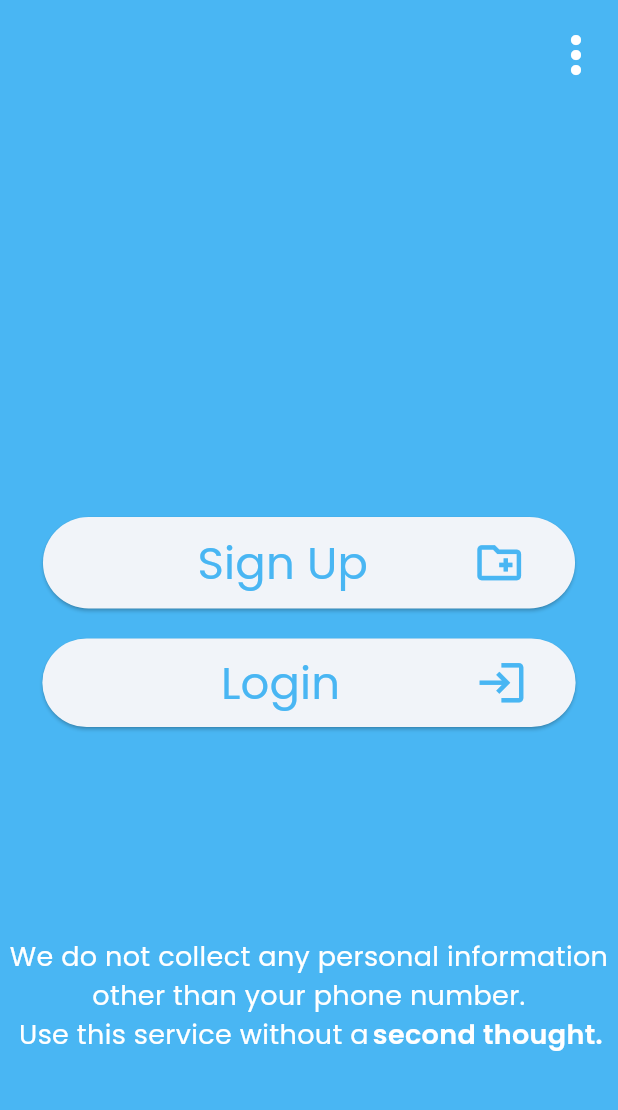
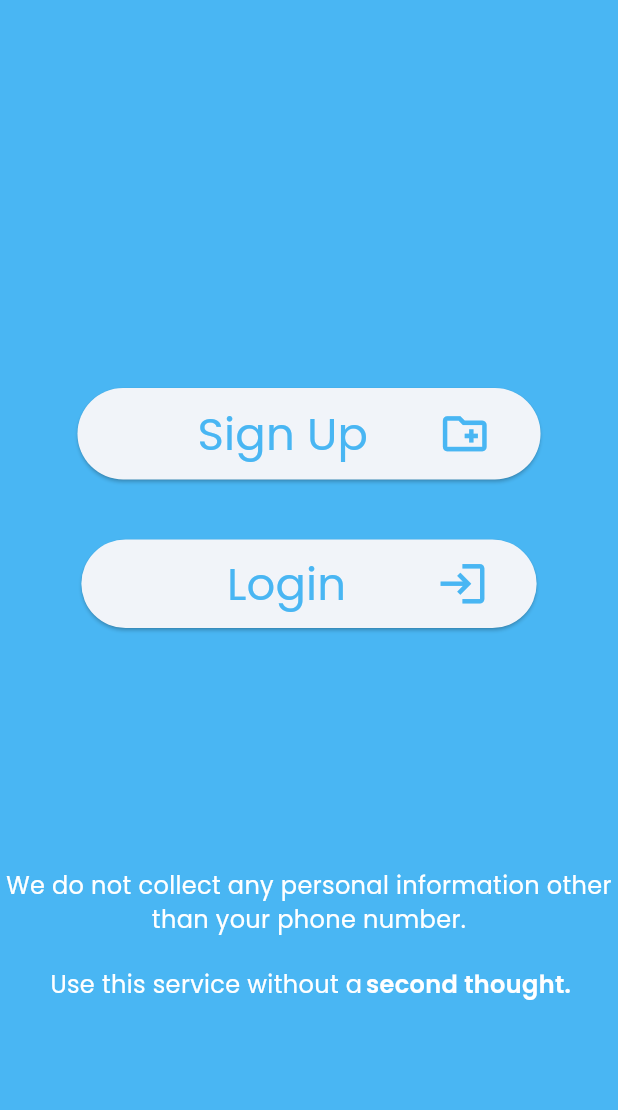
Before and after one commit to NewTab-Technnologies/Ride-Bhaiya, a Flutter app: the WelcomeScreen screen opened directly, on a phone screen of 412 x 824 dp, the part 71-1181 px from its top. Run offline on Flutter 3.47's test engine with Material 3 defaults, Android fonts, the phone set to English and light mode, and no system bars; missing offline and left inert: iconify_flutter.

Commit message:
Final issues resolved

```diff
--- a/lib/main.dart
+++ b/lib/main.dart
@@ -1,5 +1,6 @@
 import 'package:flutter/material.dart';
 import 'package:ridebhaiya/screens/splash_screen.dart';
+import 'package:ridebhaiya/screens/welcomescreen.dart';
 
 void main() {
   runApp(const MyApp());
@@ -18,7 +19,7 @@ class MyApp extends StatelessWidget {
         useMaterial3: true,
       ),
       home:
-          const SplashScreen(), // when you change this class name in local, you need to revert it back to SplashScreen() before pushing to GitHub
+          const WelcomeScreen(), // when you change this class name in local, you need to revert it back to SplashScreen() before pushing to GitHub
     );
   }
 }
--- a/lib/screens/welcomescreen.dart
+++ b/lib/screens/welcomescreen.dart
@@ -29,21 +29,8 @@ class _WelcomeScreenState extends State<WelcomeScreen> {
         child: Center(
           child: Column(
             children: [
-              Row(
-                mainAxisAlignment: MainAxisAlignment.end,
-                children: [
-                  IconButton(
-                    onPressed: () {},
-                    icon: const Icon(
-                      Icons.more_vert_outlined,
-                      color: Colors.white,
-                      size: 40,
-                    ),
-                  ),
-                ],
-              ),
               const SizedBox(
-                height: 280,
+                height: 250,
               ),
               ElevatedButton(
                 onPressed: () {},
@@ -52,7 +39,7 @@ class _WelcomeScreenState extends State<WelcomeScreen> {
                   child: Row(
                     mainAxisSize: MainAxisSize.min,
                     children: [
-                      SizedBox(width: 70),
+                      SizedBox(width: 47),
                       Text(
                         'Sign Up',
                         style: TextStyle(
@@ -61,7 +48,7 @@ class _WelcomeScreenState extends State<WelcomeScreen> {
                             color: Color(0xff49B6F3)),
                       ),
                       SizedBox(
-                        width: 70,
+                        width: 47,
                       ),
                       Icon(Icons.create_new_folder_outlined,
                           size: 35, color: Color(0xff49B6F3)),
@@ -70,7 +57,7 @@ class _WelcomeScreenState extends State<WelcomeScreen> {
                 ),
               ),
               const SizedBox(
-                height: 20,
+                height: 40,
               ),
               ElevatedButton(
                 onPressed: () {},
@@ -79,7 +66,7 @@ class _WelcomeScreenState extends State<WelcomeScreen> {
                   child: Row(
                     mainAxisSize: MainAxisSize.min,
                     children: [
-                      SizedBox(width: 87),
+                      SizedBox(width: 65),
                       Text(
                         'Login',
                         style: TextStyle(
@@ -88,7 +75,7 @@ class _WelcomeScreenState extends State<WelcomeScreen> {
                             color: Color(0xff49B6F3)),
                       ),
                       SizedBox(
-                        width: 90,
+                        width: 60,
                       ),
                       Icon(Icons.login_outlined,
                           color: Color(0xff49B6F3), size: 35)
@@ -97,17 +84,20 @@ class _WelcomeScreenState extends State<WelcomeScreen> {
                 ),
               ),
               const SizedBox(
-                height: 140,
+                height: 160,
               ),
               const Text(
                 'We do not collect any personal information other than your phone number.',
                 textAlign: TextAlign.center,
                 style: TextStyle(
                   fontFamily: 'Poppins',
-                  fontSize: 18,
+                  fontSize: 16,
                   fontWeight: FontWeight.w400,
                   color: Colors.white,
                 ),
+              ),
+              const SizedBox(
+                height: 20,
               ),
               const Row(
                 mainAxisAlignment: MainAxisAlignment.center,
@@ -117,7 +107,7 @@ class _WelcomeScreenState extends State<WelcomeScreen> {
                     textAlign: TextAlign.center,
                     style: TextStyle(
                       fontFamily: 'Poppins',
-                      fontSize: 18,
+                      fontSize: 16,
                       fontWeight: FontWeight.w400,
                       color: Colors.white,
                     ),
@@ -127,7 +117,7 @@ class _WelcomeScreenState extends State<WelcomeScreen> {
                     textAlign: TextAlign.center,
                     style: TextStyle(
                       fontFamily: 'Poppins',
-                      fontSize: 18,
+                      fontSize: 16,
                       fontWeight: FontWeight.bold,
                       color: Colors.white,
                     ),
```
